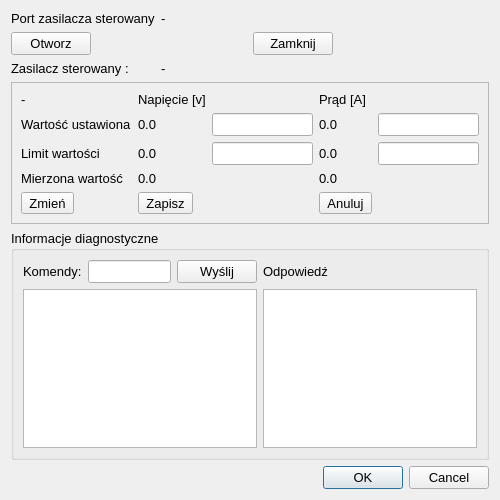
wiacekmarcin/CzujkiLiniowe, file CzujkiLinioweApp/testzasilaczadlg.ui: the form before one commit.
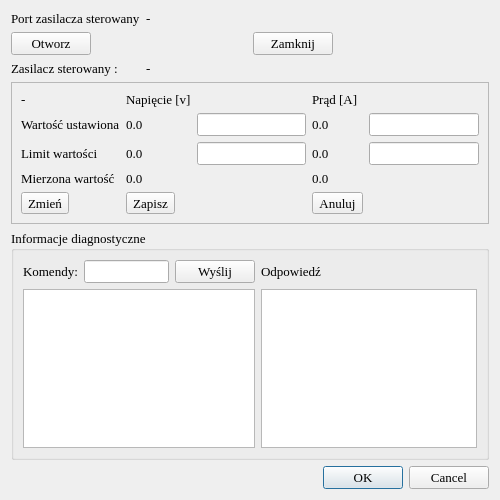
The form after the commit.

The edit to the form file:
```diff
--- a/CzujkiLinioweApp/testzasilaczadlg.ui
+++ b/CzujkiLinioweApp/testzasilaczadlg.ui
@@ -24,7 +24,7 @@
   </property>
   <property name="font">
    <font>
-    <family>Arial</family>
+    <family>Times New Roman</family>
     <pointsize>10</pointsize>
    </font>
   </property>
```
